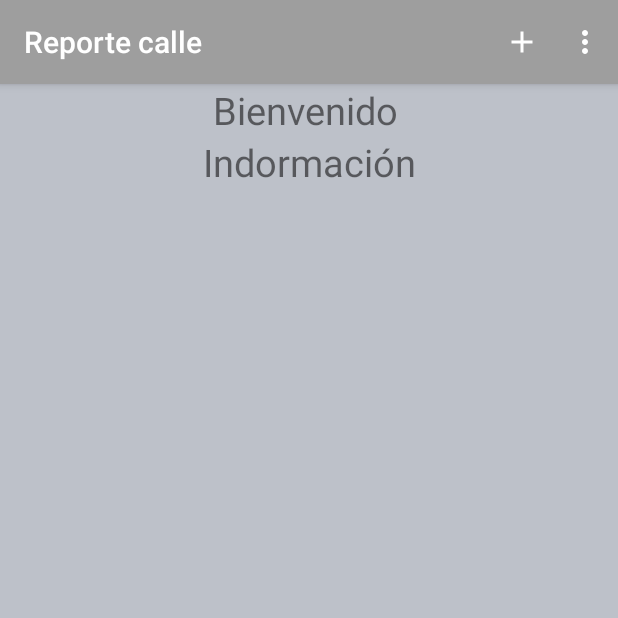
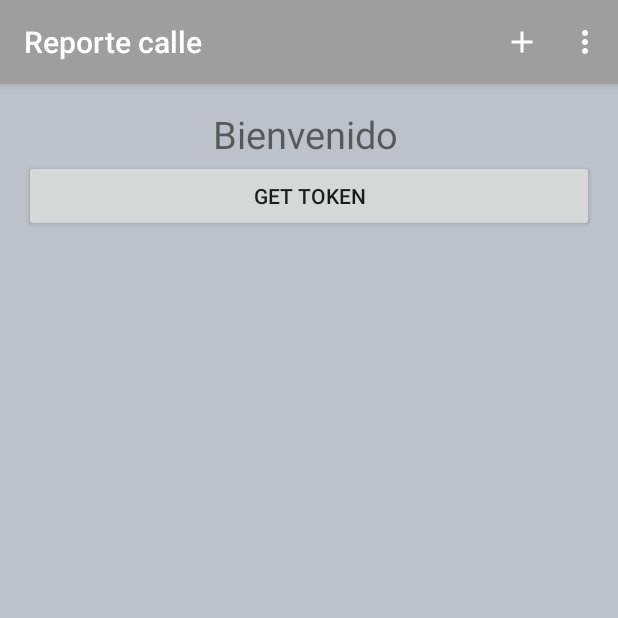
Before and after one commit to AlexanderCDs/ReporteCalle, an Android app: the screen it shows after launch once a user with an empty profile is signed in (MainActivity), on a phone screen of 412 x 824 dp, the top half of it. Run offline under Robolectric (Android 15) with nearby library versions, the phone set to English and light mode, and no system bars; our stand-ins replace Firebase (no records; nobody signed in at launch, a user with empty details on screens opened directly).

Commit message:
Obtener Token para las push notification

```diff
--- a/app/build.gradle
+++ b/app/build.gradle
@@ -34,6 +34,8 @@ dependencies {
     compile 'com.google.firebase:firebase-storage:11.0.1'
     compile 'com.google.android.gms:play-services-maps:11.0.1'
     compile "com.google.android.gms:play-services-location:11.0.1"
+    compile 'com.google.firebase:firebase-messaging:11.0.1'
+    compile 'com.firebase:firebase-jobdispatcher:0.5.2'
 
     testCompile 'junit:junit:4.12'
 }
--- a/app/src/main/java/com/example/alexander/reportecalle/GenerateActivity.java
+++ b/app/src/main/java/com/example/alexander/reportecalle/GenerateActivity.java
@@ -43,6 +43,7 @@ import com.google.firebase.auth.FirebaseAuth;
 import com.google.firebase.auth.FirebaseUser;
 import com.google.firebase.database.DatabaseReference;
 import com.google.firebase.database.FirebaseDatabase;
+import com.google.firebase.iid.FirebaseInstanceId;
 import com.google.firebase.storage.FirebaseStorage;
 import com.google.firebase.storage.StorageReference;
 import com.google.firebase.storage.UploadTask;
@@ -180,7 +181,7 @@ public class GenerateActivity extends AppCompatActivity implements View.OnClickL
         String hora = ((hoy.hour < 10) ? "0" + hoy.hour : hoy.hour)+ ":" + ((hoy.minute < 10) ? "0" + hoy.minute : hoy.minute) + ":" + ((hoy.second < 10) ? hoy.second + "0" : hoy.second);
 
 
-        ReportInformation rinformation = new ReportInformation(user.getEmail(), address.trim(), edtComentario.getText().toString().trim(), photo, getResources().getString(R.string.txt_msg_pendiente), fecha, hora);
+        ReportInformation rinformation = new ReportInformation(user.getEmail(), address.trim(), edtComentario.getText().toString().trim(), photo, getResources().getString(R.string.txt_msg_nuevo), fecha, hora, FirebaseInstanceId.getInstance().getToken().toString());
         reportesReference.child("reporte").push().setValue(rinformation);
 
         StorageReference fillPath = storage.child("reporte").child("foto").child(photo);
--- a/app/src/main/java/com/example/alexander/reportecalle/MainActivity.java
+++ b/app/src/main/java/com/example/alexander/reportecalle/MainActivity.java
@@ -1,7 +1,10 @@
 package com.example.alexander.reportecalle;
 
+import android.app.NotificationChannel;
+import android.app.NotificationManager;
 import android.app.ProgressDialog;
 import android.content.Intent;
+import android.os.Build;
 import android.support.annotation.NonNull;
 import android.support.v7.app.AppCompatActivity;
 import android.os.Bundle;
@@ -14,6 +17,7 @@ import android.widget.Toast;
 
 import com.google.firebase.auth.FirebaseAuth;
 import com.google.firebase.auth.FirebaseUser;
+import com.google.firebase.iid.FirebaseInstanceId;
 
 import java.io.IOException;
 
@@ -31,7 +35,13 @@ public class MainActivity extends AppCompatActivity implements View.OnClickListe
         setContentView(R.layout.activity_main);
 
         inicializar();
-
+        Button btnToken = (Button) findViewById(R.id.btnToken);
+        btnToken.setOnClickListener(new View.OnClickListener() {
+            @Override
+            public void onClick(View view) {
+                msg(FirebaseInstanceId.getInstance().getToken().toString());
+            }
+        });
     }
 
     public void inicializar()
--- a/app/src/main/java/com/example/alexander/reportecalle/ReportInformation.java
+++ b/app/src/main/java/com/example/alexander/reportecalle/ReportInformation.java
@@ -13,6 +13,7 @@ public class ReportInformation
     public String estado;
     public String fecha;
     public String hora;
+    public String token;
 
     public ReportInformation()
     {
@@ -23,9 +24,10 @@ public class ReportInformation
         this.estado = "";
         this.fecha = "";
         this.hora = "";
+        this.token = "";
     }
 
-    public ReportInformation(String correo, String direccion, String comentario, String image, String estado, String fecha, String hora) {
+    public ReportInformation(String correo, String direccion, String comentario, String image, String estado, String fecha, String hora, String token) {
         this.correo = correo;
         this.direccion = direccion;
         this.comentario = comentario;
@@ -33,5 +35,6 @@ public class ReportInformation
         this.estado = estado;
         this.fecha = fecha;
         this.hora = hora;
+        this.token = token;
     }
 }
--- a/app/src/main/res/layout/activity_main.xml
+++ b/app/src/main/res/layout/activity_main.xml
@@ -9,6 +9,7 @@
     tools:context="com.example.alexander.reportecalle.MainActivity">
 
     <LinearLayout
+        android:layout_margin="16dp"
         android:layout_width="match_parent"
         android:layout_height="match_parent"
         android:orientation="vertical">
@@ -21,13 +22,11 @@
             android:textSize="25dp"
             android:textAlignment="center"/>
 
-        <TextView
+        <Button
+            android:id="@+id/btnToken"
+            android:text="Get Token"
             android:layout_width="match_parent"
-            android:layout_height="wrap_content"
-            android:text="Indormación"
-            android:id="@+id/ttvInformation"
-            android:textSize="25dp"
-            android:textAlignment="center"/>
+            android:layout_height="wrap_content" />
 
     </LinearLayout>
 </ScrollView>
```
Also changed, not shown: app/src/main/AndroidManifest.xml (+24 -0 lines), app/src/main/java/com/example/alexander/reportecalle/MyFirebaseInstanceIDService.java (added, +46 -0 lines), app/src/main/java/com/example/alexander/reportecalle/MyFirebaseMessagingService.java (added, +11 -0 lines), app/src/main/res/values/strings.xml (+8 -0 lines).
